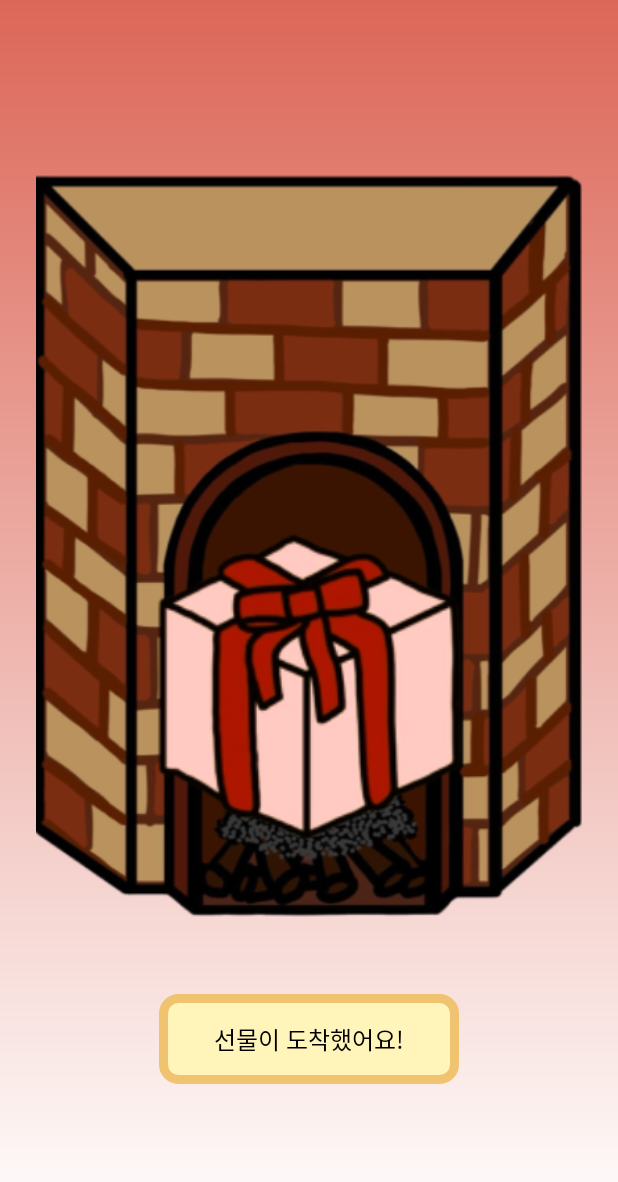
After one commit to donggukthonN/donggukthon_2023_5_F, an Android app: the FireplaceGetPresentActivity screen opened directly, with no data from a screen before it, on a phone screen of 412 x 824 dp. The commit adds this screen. Shown: the top 1182 px of the screen. Run offline under Robolectric (Android 15) with nearby library versions, the phone set to English and light mode, and no system bars; our stand-ins replace data binding.

Commit message:
[feat] #7 난로 뷰 선물 도착까지 과정 ui 구현

```diff
--- a/app/src/main/AndroidManifest.xml
+++ b/app/src/main/AndroidManifest.xml
@@ -60,6 +60,10 @@
             android:name=".presentation.fireplace.FireplaceAfterBurnActivity"
             android:exported="false"
             android:screenOrientation="portrait"/>
+        <activity
+            android:name=".presentation.fireplace.FireplaceGetPresentActivity"
+            android:exported="false"
+            android:screenOrientation="portrait"/>
     </application>
 
 </manifest>
--- a/app/src/main/java/com/donggukthon/team5/presentation/fireplace/FireplaceAfterBurnActivity.kt
+++ b/app/src/main/java/com/donggukthon/team5/presentation/fireplace/FireplaceAfterBurnActivity.kt
@@ -4,6 +4,7 @@ import android.content.Intent
 import android.os.Bundle
 import android.os.Handler
 import android.os.Looper
+import android.view.MotionEvent
 import com.donggukthon.team5.R
 import com.donggukthon.team5.databinding.ActivityFireplaceAfterBurnBinding
 import com.donggukthon.team5.util.binding.BindingActivity
@@ -13,13 +14,17 @@ class FireplaceAfterBurnActivity: BindingActivity<ActivityFireplaceAfterBurnBind
     override fun onCreate(savedInstanceState: Bundle?) {
         super.onCreate(savedInstanceState)
 
-        //initGoNextPage()
     }
 
-//    private fun initGoNextPage() {
-//        val intent = Intent(this, )
-//        Handler(Looper.getMainLooper()).postDelayed({
-//            viewModel.paperVisible.value = false
-//        }, 1000L)
-//    }
+
+    override fun dispatchTouchEvent(ev: MotionEvent?): Boolean {
+        initGoNextPage()
+        return super.dispatchTouchEvent(ev)
+    }
+
+    private fun initGoNextPage() {
+        val intent = Intent(this, FireplaceGetPresentActivity::class.java)
+        startActivity(intent)
+        finish()
+    }
 }
--- /dev/null
+++ b/app/src/main/java/com/donggukthon/team5/presentation/fireplace/FireplaceGetPresentActivity.kt
@@ -0,0 +1,30 @@
+package com.donggukthon.team5.presentation.fireplace
+
+import android.content.Intent
+import android.os.Bundle
+import android.os.Handler
+import android.os.Looper
+import androidx.activity.viewModels
+import com.donggukthon.team5.R
+import com.donggukthon.team5.databinding.ActivityFireplaceGetPresentBinding
+import com.donggukthon.team5.util.binding.BindingActivity
+
+class FireplaceGetPresentActivity: BindingActivity<ActivityFireplaceGetPresentBinding>(R.layout.activity_fireplace_get_present) {
+
+    private val viewModel by viewModels<FireplaceRecordViewModel>()
+
+    override fun onCreate(savedInstanceState: Bundle?) {
+        super.onCreate(savedInstanceState)
+
+        binding.viewModel = viewModel
+
+        initSetPresentVisible()
+    }
+
+    private fun initSetPresentVisible() {
+        Handler(Looper.getMainLooper()).postDelayed({
+            viewModel.presentVisible.value = false
+        }, 1500L)
+
+    }
+}
--- a/app/src/main/java/com/donggukthon/team5/presentation/fireplace/FireplaceRecordViewModel.kt
+++ b/app/src/main/java/com/donggukthon/team5/presentation/fireplace/FireplaceRecordViewModel.kt
@@ -15,6 +15,7 @@ class FireplaceRecordViewModel: ViewModel() {
         get() = _recordEnabled
 
     val paperVisible: MutableLiveData<Boolean> = MutableLiveData(true)
+    val presentVisible: MutableLiveData<Boolean> = MutableLiveData(true)
 
     fun isRecordCheckEnabled() {
         _recordEnabled.value = !recordContent.value.isNullOrEmpty()
--- /dev/null
+++ b/app/src/main/res/layout/activity_fireplace_get_present.xml
@@ -0,0 +1,74 @@
+<?xml version="1.0" encoding="utf-8"?>
+<layout xmlns:android="http://schemas.android.com/apk/res/android"
+    xmlns:app="http://schemas.android.com/apk/res-auto">
+
+    <data>
+        <import type="android.view.View"/>
+        <variable
+            name="viewModel"
+            type="com.donggukthon.team5.presentation.fireplace.FireplaceRecordViewModel" />
+    </data>
+
+    <androidx.constraintlayout.widget.ConstraintLayout
+        android:layout_width="match_parent"
+        android:layout_height="match_parent"
+        android:background="@drawable/shape_gradient_background">
+
+        <ImageView
+            android:id="@+id/iv_fireplace_get_present_fireplace"
+            android:layout_width="0dp"
+            android:layout_height="0dp"
+            android:layout_marginTop="105dp"
+            android:layout_marginBottom="203dp"
+            android:src="@drawable/img_fireplace_after_burn"
+            app:layout_constraintTop_toTopOf="parent"
+            app:layout_constraintBottom_toBottomOf="parent"
+            app:layout_constraintStart_toStartOf="parent"
+            app:layout_constraintEnd_toEndOf="parent" />
+
+        <ImageView
+            android:layout_width="181dp"
+            android:layout_height="227dp"
+            android:src="@drawable/img_fireplace_present"
+            android:layout_marginTop="330dp"
+            android:layout_marginHorizontal="82dp"
+            android:visibility="@{viewModel.presentVisible ? View.VISIBLE : View.INVISIBLE}"
+            app:layout_constraintTop_toTopOf="parent"
+            app:layout_constraintStart_toStartOf="parent"
+            app:layout_constraintEnd_toEndOf="parent"/>
+
+        <ImageView
+            android:layout_width="251dp"
+            android:layout_height="315dp"
+            android:src="@drawable/img_fireplace_present"
+            android:layout_marginTop="300dp"
+            android:layout_marginHorizontal="82dp"
+            android:visibility="@{!viewModel.presentVisible ? View.VISIBLE : View.INVISIBLE}"
+            app:layout_constraintTop_toTopOf="parent"
+            app:layout_constraintStart_toStartOf="parent"
+            app:layout_constraintEnd_toEndOf="parent"/>
+
+        <ImageView
+            android:id="@+id/iv_fireplace_get_present_fireplace_content_bg"
+            android:layout_width="200dp"
+            android:layout_height="60dp"
+            android:background="@drawable/shape_border_radius10_fireplace_modal"
+            android:layout_marginTop="42dp"
+            android:layout_marginHorizontal="80dp"
+            app:layout_constraintTop_toBottomOf="@id/iv_fireplace_get_present_fireplace"
+            app:layout_constraintStart_toStartOf="parent"
+            app:layout_constraintEnd_toEndOf="parent"/>
+
+        <TextView
+            android:layout_width="wrap_content"
+            android:layout_height="wrap_content"
+            android:includeFontPadding="false"
+            android:text="@string/fireplace_get_present_fireplace"
+            android:textAppearance="@style/TextAppearance.Body"
+            app:layout_constraintStart_toStartOf="@id/iv_fireplace_get_present_fireplace_content_bg"
+            app:layout_constraintEnd_toEndOf="@id/iv_fireplace_get_present_fireplace_content_bg"
+            app:layout_constraintTop_toTopOf="@id/iv_fireplace_get_present_fireplace_content_bg"
+            app:layout_constraintBottom_toBottomOf="@id/iv_fireplace_get_present_fireplace_content_bg"/>
+
+    </androidx.constraintlayout.widget.ConstraintLayout>
+</layout>
--- a/app/src/main/res/values/strings.xml
+++ b/app/src/main/res/values/strings.xml
@@ -23,4 +23,5 @@
     <string name="fireplace_record_content">잊고싶은 기억,\n후회되는 기억을\n적어보세요</string>
     <string name="fireplace_record_content_hint">ex)\n자격증 시험 전 날\n유투브를 보느라 늦게 자서\n시험 시간에 늦은 것.</string>
     <string name="fireplace_after_burn_content">나쁜 기억을 태워버렸어요!\n안좋은 기억은 잊고\n좋은 기억만 남기를 바래요:)</string>
+    <string name="fireplace_get_present_fireplace">선물이 도착했어요!</string>
 </resources>
```
Also changed, not shown: app/src/main/res/drawable/img_fireplace_present.png (added).
